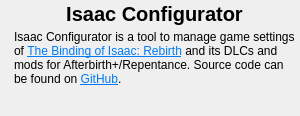
Above: ui/about.ui from BrakeDude/IsaacConfigurator before the change. Below: the same form after it.
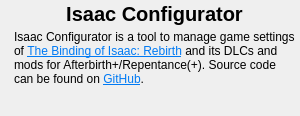
That is the form after the change.

Diff of the .ui file:
```diff
--- a/ui/about.ui
+++ b/ui/about.ui
@@ -54,7 +54,7 @@
     </size>
    </property>
    <property name="text">
-    <string>&lt;html&gt;&lt;head/&gt;&lt;body&gt;&lt;p&gt;Isaac Configurator is a tool to manage game settings of &lt;a href=&quot;https://store.steampowered.com/app/250900/The_Binding_of_Isaac_Rebirth/&quot;&gt;&lt;span style=&quot; text-decoration: underline; color:#007af4;&quot;&gt;The Binding of Isaac: Rebirth&lt;/span&gt;&lt;/a&gt; and its DLCs and mods for Afterbirth+/Repentance. Source code can be found on &lt;a href=&quot;https://github.com/BrakeDude/imc&quot;&gt;&lt;span style=&quot; text-decoration: underline; color:#007af4;&quot;&gt;GitHub&lt;/span&gt;&lt;/a&gt;. &lt;/p&gt;&lt;/body&gt;&lt;/html&gt;</string>
+    <string>&lt;html&gt;&lt;head/&gt;&lt;body&gt;&lt;p&gt;Isaac Configurator is a tool to manage game settings of &lt;a href=&quot;https://store.steampowered.com/app/250900/The_Binding_of_Isaac_Rebirth/&quot;&gt;&lt;span style=&quot; text-decoration: underline; color:#007af4;&quot;&gt;The Binding of Isaac: Rebirth&lt;/span&gt;&lt;/a&gt; and its DLCs and mods for Afterbirth+/Repentance(+). Source code can be found on &lt;a href=&quot;https://github.com/BrakeDude/imc&quot;&gt;&lt;span style=&quot; text-decoration: underline; color:#007af4;&quot;&gt;GitHub&lt;/span&gt;&lt;/a&gt;. &lt;/p&gt;&lt;/body&gt;&lt;/html&gt;</string>
    </property>
    <property name="textFormat">
     <enum>Qt::RichText</enum>
```
